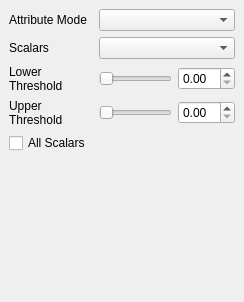
Qt form Qt/Components/Resources/UI/pqThresholdPanel.ui (wildmichael/ParaView3-enhancements-old) before a commit.
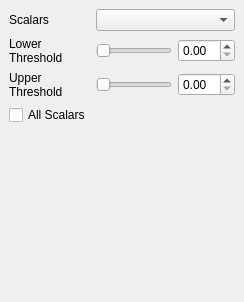
The same form after that commit.

Commit message: ENH:  Replace the paired combo boxes for field selections with one combo box.       Fixes #3882 in bug tracker.

The edit to the form file:
```diff
--- a/Qt/Components/Resources/UI/pqThresholdPanel.ui
+++ b/Qt/Components/Resources/UI/pqThresholdPanel.ui
@@ -22,73 +22,7 @@
    <property name="spacing" >
     <number>6</number>
    </property>
-   <item row="3" column="1" colspan="2" >
-    <layout class="QHBoxLayout" >
-     <property name="margin" >
-      <number>0</number>
-     </property>
-     <property name="spacing" >
-      <number>6</number>
-     </property>
-     <item>
-      <widget class="QSlider" name="UpperThresholdSlider" >
-       <property name="maximum" >
-        <number>100</number>
-       </property>
-       <property name="orientation" >
-        <enum>Qt::Horizontal</enum>
-       </property>
-      </widget>
-     </item>
-     <item>
-      <widget class="QDoubleSpinBox" name="ThresholdBetween_Spin_1" />
-     </item>
-    </layout>
-   </item>
-   <item row="2" column="1" colspan="2" >
-    <layout class="QHBoxLayout" >
-     <property name="margin" >
-      <number>0</number>
-     </property>
-     <property name="spacing" >
-      <number>6</number>
-     </property>
-     <item>
-      <widget class="QSlider" name="LowerThresholdSlider" >
-       <property name="maximum" >
-        <number>100</number>
-       </property>
-       <property name="orientation" >
-        <enum>Qt::Horizontal</enum>
-       </property>
-      </widget>
-     </item>
-     <item>
-      <widget class="QDoubleSpinBox" name="ThresholdBetween_Spin_0" />
-     </item>
-    </layout>
-   </item>
-   <item row="2" column="0" >
-    <widget class="QLabel" name="label_3" >
-     <property name="text" >
-      <string>Lower Threshold</string>
-     </property>
-     <property name="wordWrap" >
-      <bool>true</bool>
-     </property>
-    </widget>
-   </item>
-   <item row="3" column="0" >
-    <widget class="QLabel" name="label_4" >
-     <property name="text" >
-      <string>Upper Threshold</string>
-     </property>
-     <property name="wordWrap" >
-      <bool>true</bool>
-     </property>
-    </widget>
-   </item>
-   <item row="5" column="0" colspan="3" >
+   <item row="4" column="0" colspan="2" >
     <spacer>
      <property name="orientation" >
       <enum>Qt::Vertical</enum>
@@ -101,36 +35,89 @@
      </property>
     </spacer>
    </item>
-   <item row="4" column="0" colspan="3" >
+   <item row="3" column="0" colspan="2" >
     <widget class="QCheckBox" name="AllScalars" >
      <property name="text" >
       <string>All Scalars</string>
      </property>
     </widget>
    </item>
+   <item row="2" column="1" >
+    <layout class="QHBoxLayout" >
+     <property name="margin" >
+      <number>0</number>
+     </property>
+     <property name="spacing" >
+      <number>6</number>
+     </property>
+     <item>
+      <widget class="QSlider" name="UpperThresholdSlider" >
+       <property name="maximum" >
+        <number>100</number>
+       </property>
+       <property name="orientation" >
+        <enum>Qt::Horizontal</enum>
+       </property>
+      </widget>
+     </item>
+     <item>
+      <widget class="QDoubleSpinBox" name="ThresholdBetween_Spin_1" />
+     </item>
+    </layout>
+   </item>
+   <item row="2" column="0" >
+    <widget class="QLabel" name="label_4" >
+     <property name="text" >
+      <string>Upper Threshold</string>
+     </property>
+     <property name="wordWrap" >
+      <bool>true</bool>
+     </property>
+    </widget>
+   </item>
    <item row="1" column="0" >
+    <widget class="QLabel" name="label_3" >
+     <property name="text" >
+      <string>Lower Threshold</string>
+     </property>
+     <property name="wordWrap" >
+      <bool>true</bool>
+     </property>
+    </widget>
+   </item>
+   <item row="1" column="1" >
+    <layout class="QHBoxLayout" >
+     <property name="margin" >
+      <number>0</number>
+     </property>
+     <property name="spacing" >
+      <number>6</number>
+     </property>
+     <item>
+      <widget class="QSlider" name="LowerThresholdSlider" >
+       <property name="maximum" >
+        <number>100</number>
+       </property>
+       <property name="orientation" >
+        <enum>Qt::Horizontal</enum>
+       </property>
+      </widget>
+     </item>
+     <item>
+      <widget class="QDoubleSpinBox" name="ThresholdBetween_Spin_0" />
+     </item>
+    </layout>
+   </item>
+   <item row="0" column="1" >
+    <widget class="QComboBox" name="SelectInputScalars" />
+   </item>
+   <item row="0" column="0" >
     <widget class="QLabel" name="label_2" >
      <property name="text" >
       <string>Scalars</string>
      </property>
     </widget>
    </item>
-   <item row="0" column="0" >
-    <widget class="QLabel" name="label" >
-     <property name="text" >
-      <string>Attribute Mode</string>
-     </property>
-     <property name="wordWrap" >
-      <bool>true</bool>
-     </property>
-    </widget>
-   </item>
-   <item row="0" column="1" colspan="2" >
-    <widget class="QComboBox" name="SelectInputScalars_mode" />
-   </item>
-   <item row="1" column="1" colspan="2" >
-    <widget class="QComboBox" name="SelectInputScalars_scalars" />
-   </item>
   </layout>
  </widget>
  <pixmapfunction></pixmapfunction>
```
The commit also changes 6 other files.
